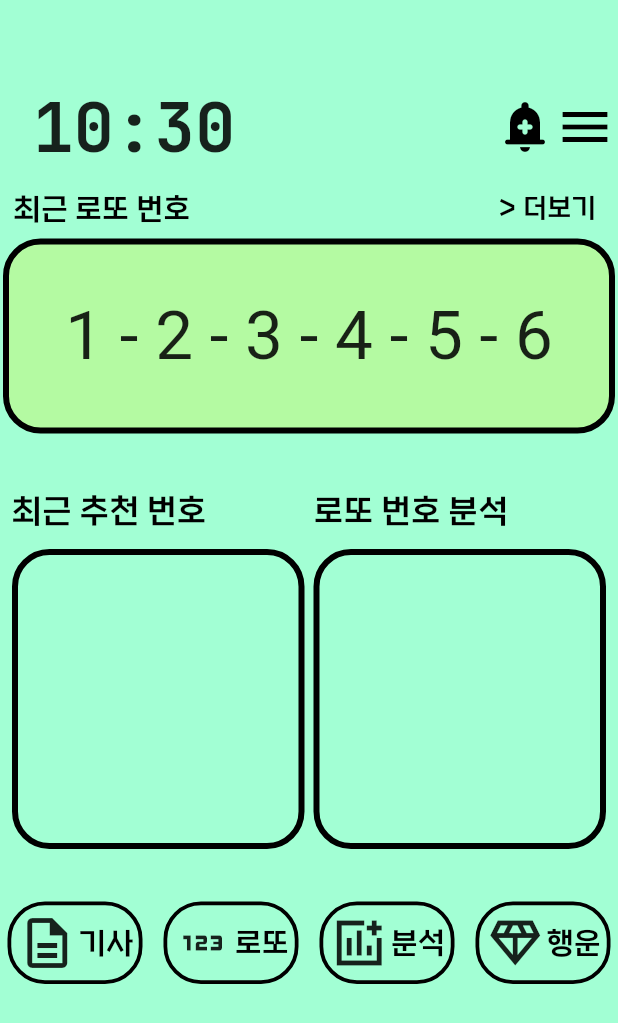
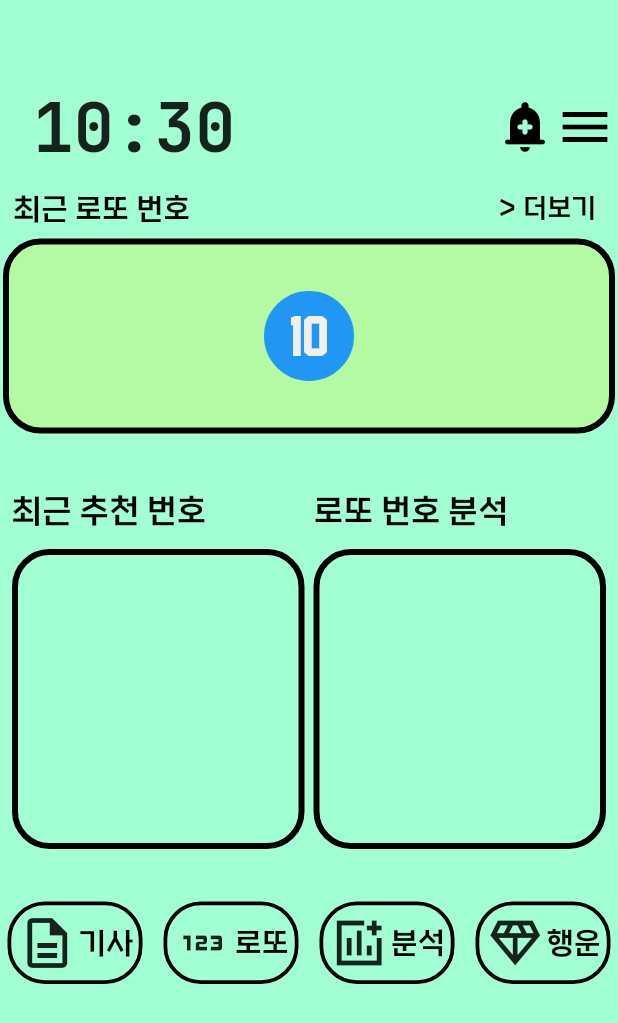
Before and after one commit to jithhuP/PowerBall, a Flutter app: the screen it shows after launch, on a phone screen of 412 x 824 dp. Shown: the top 1023 px of the screen. Run offline on Flutter 3.47's test engine with Material 2 defaults, Android fonts, the phone set to English and light mode, and no system bars; our stand-ins replace fl_chart, syncfusion_flutter_charts, timer_builder.

Commit message:
로또 숫자 디자인 변경

```diff
--- a/lib/custom_widget.dart
+++ b/lib/custom_widget.dart
@@ -139,3 +139,32 @@ class SettingText extends StatelessWidget {
     );
   }
 }
+
+class LottoBall extends StatelessWidget {
+  const LottoBall({super.key});
+
+  @override
+  Widget build(BuildContext context) {
+    return Container(
+      alignment: Alignment.center,
+      height: 60,
+      width: 60,
+      decoration: BoxDecoration(
+        color: Colors.blue,
+        borderRadius: BorderRadius.circular(30.0),
+        border: Border.all(
+          color: Colors.blue,
+          width: 5.0,
+        ),
+      ),
+      child: const Text(
+        '10',
+        style: TextStyle(
+          fontSize: 35.0,
+          fontFamily: 'Jersey',
+          color: Color.fromARGB(255, 240, 240, 240),
+        ),
+      ),
+    );
+  }
+}
--- a/lib/main.dart
+++ b/lib/main.dart
@@ -121,13 +121,14 @@ class App extends StatelessWidget {
                 ),
                 child: const Padding(
                   padding: EdgeInsets.symmetric(horizontal: 20.0),
-                  child: Text(
+                  child:
+                      LottoBall(), /*Text(
                     '1 - 2 - 3 - 4 - 5 - 6',
                     textAlign: TextAlign.center,
                     style: TextStyle(
                       fontSize: 45.0,
                     ),
-                  ),
+                  ),*/
                 ),
               ),
               const SizedBox(
--- a/pubspec.yaml
+++ b/pubspec.yaml
@@ -84,6 +84,9 @@ flutter:
     - family: KBOGothic
       fonts:
       - asset: assets/fonts/KBO Dia Gothic_medium.ttf
+    - family: Jersey
+      fonts:
+      - asset: assets/fonts/Jersey M54.ttf
   #   - family: Trajan Pro
   #     fonts:
   #       - asset: fonts/TrajanPro.ttf
```
Also changed, not shown: assets/fonts/Jersey M54.ttf (added).
